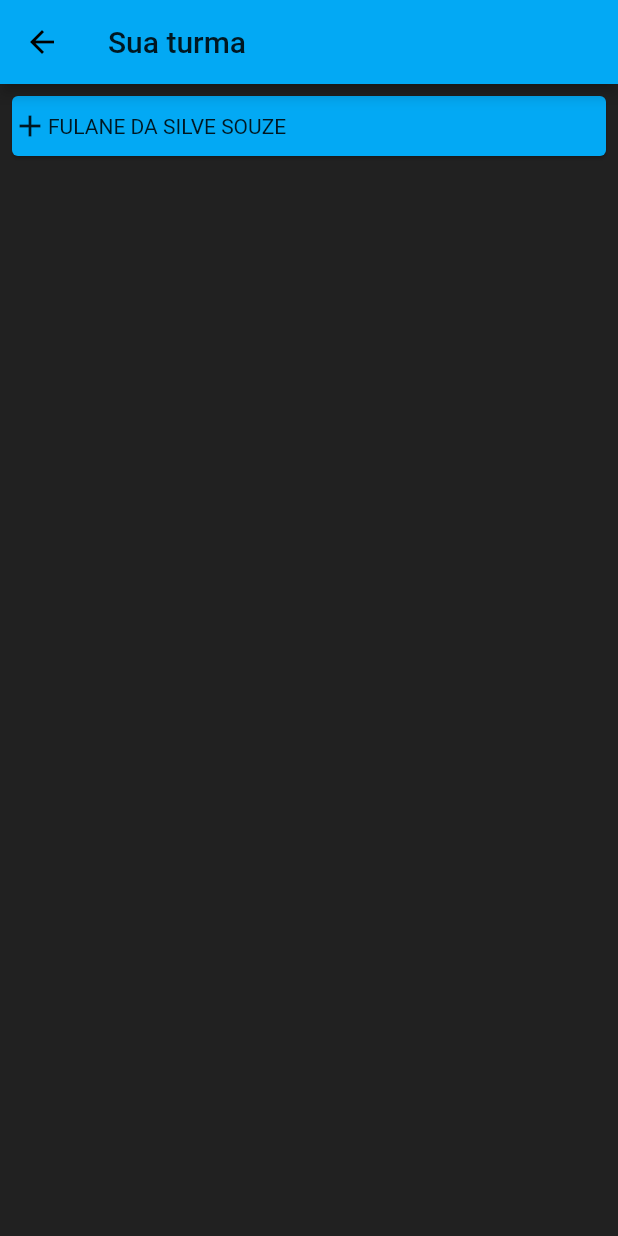
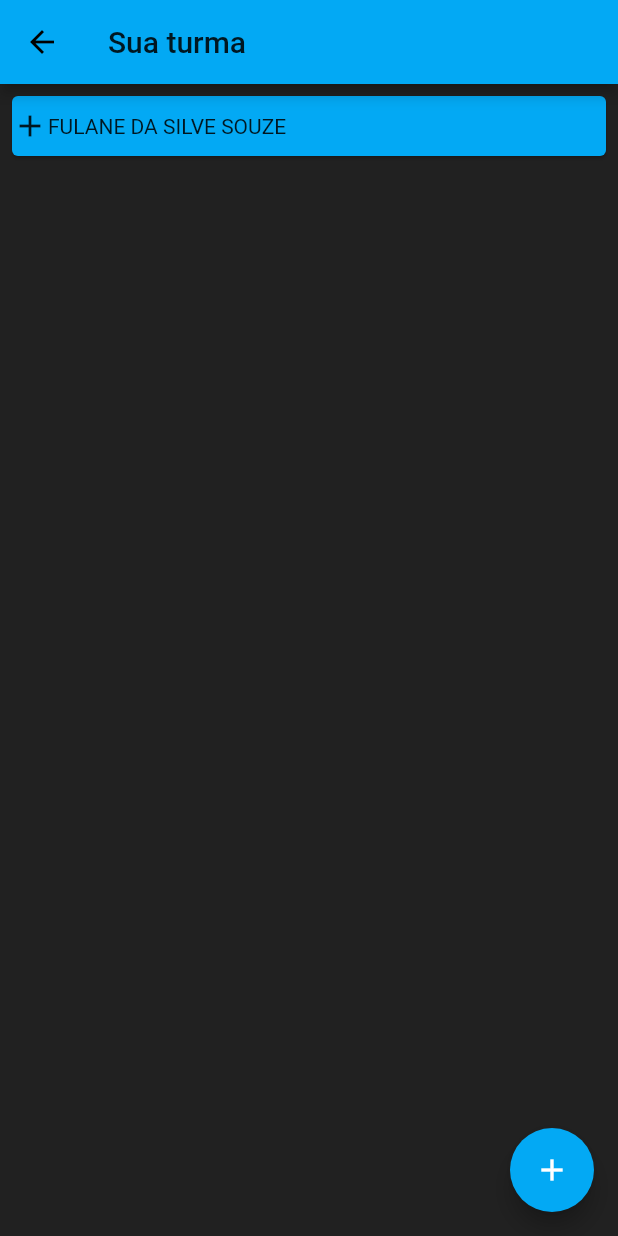
Before and after one commit to Ericboo/eldoom, a Flutter app: the DashboardProfessor screen opened directly, on a phone screen of 412 x 824 dp. Run offline on Flutter 3.47's test engine with Material 2 defaults, Android fonts, the phone set to English and light mode, and no system bars.

Commit message:
Criacao do formulario

```diff
--- a/lib/pages/dashboard/professor.dart
+++ b/lib/pages/dashboard/professor.dart
@@ -1,6 +1,15 @@
+import 'package:eldoom/pages/dashboard/aluno_form.dart';
 import 'package:flutter/material.dart';
 
-class DashboardProfessor extends StatelessWidget {
+class DashboardProfessor extends StatefulWidget {
+  @override
+  _DashboardProfessorState createState() => _DashboardProfessorState();
+}
+
+class _DashboardProfessorState extends State<DashboardProfessor> {
+
+  final List alunos = [];
+
   @override
   Widget build(BuildContext context) {
     return Scaffold(
@@ -9,7 +18,32 @@ class DashboardProfessor extends StatelessWidget {
       ),
       body: ListView(
         children: [
-          Card(
+          AlunoCard('FULANE DA SILVE SOUZE'),
+        ],
+      ),
+      floatingActionButton: FloatingActionButton(
+        onPressed: () {
+          Navigator.push(context, MaterialPageRoute(builder: (context) => AlunoForm()));
+          setState(() {
+
+          });
+        },
+        child: Icon(Icons.add),
+        backgroundColor: Theme.of(context).primaryColor,
+      ),
+    );
+  }
+}
+
+class AlunoCard extends StatelessWidget {
+
+  final String nome;
+
+  AlunoCard(this.nome);
+
+  @override
+  Widget build(BuildContext context) {
+    return Card(
       color: Theme.of(context).primaryColor,
       margin: EdgeInsets.all(8),
       child: Container(
@@ -17,12 +51,9 @@ class DashboardProfessor extends StatelessWidget {
         child: Row(
           children: [
             Icon(Icons.add),
-                  Text('FULANE DA SILVE SOUZE')
+            Text(nome)
           ],
         ),
-            ),
-          )
-        ],
       ),
     );
   }
```
Also changed, not shown: lib/pages/dashboard/aluno_form.dart (added, +77 -0 lines). Lines whose indentation alone changed are shown as unchanged.
